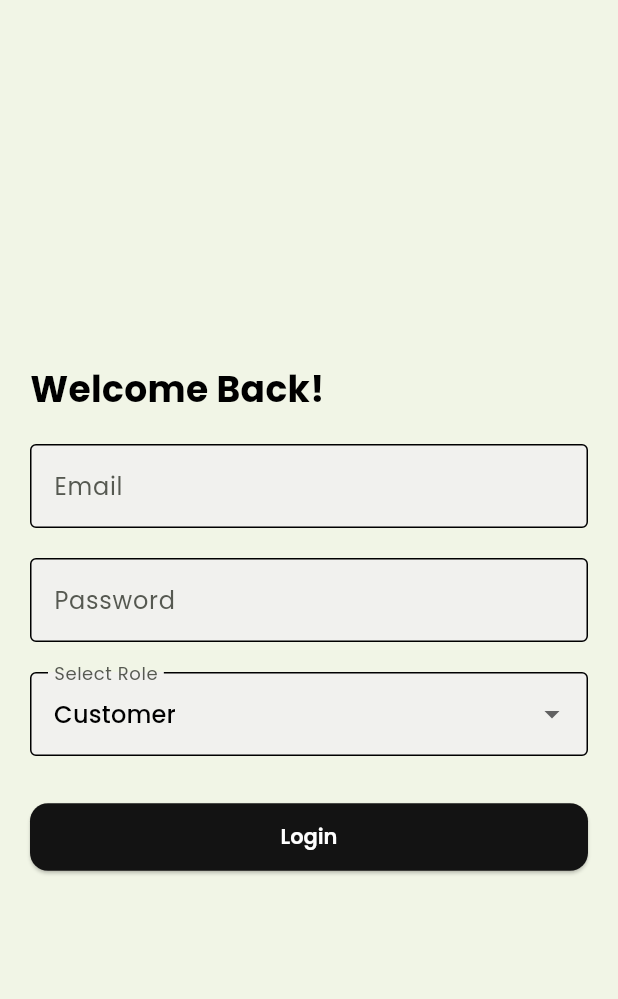
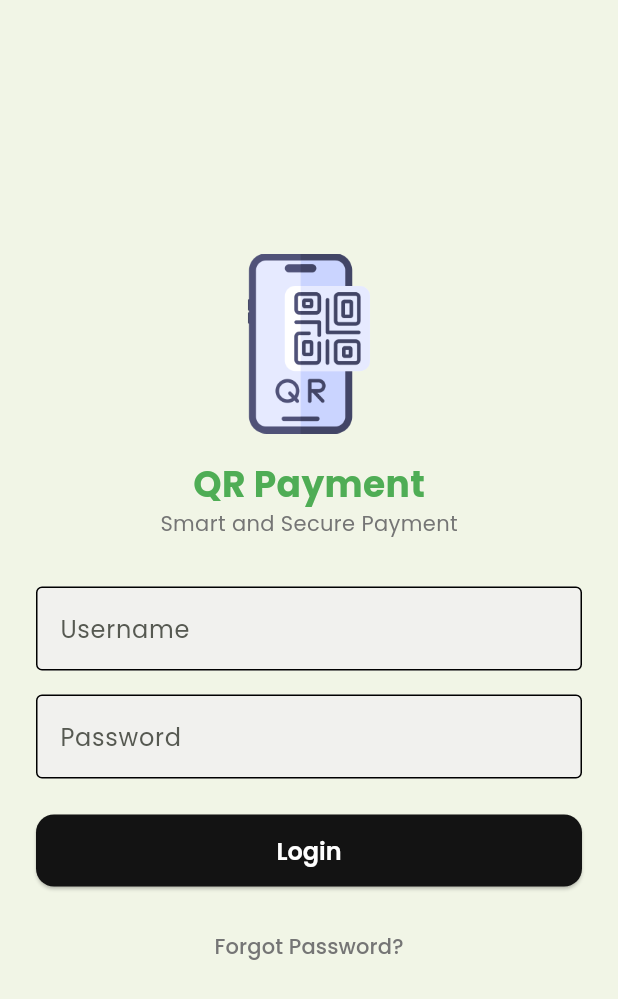
Before and after one commit to MayurVishwakarma/QrPaymentApp, a Flutter app: the LoginScreen screen opened by its route, on a phone screen of 412 x 824 dp. Shown: the top 999 px of the screen. Run offline on Flutter 3.47's test engine with Material 3 defaults, Android fonts, the light colour scheme and no system bars; our stand-ins replace google_fonts.

Commit message:
new changes

```diff
--- /dev/null
+++ b/lib/Screens/Consumer/CustomerPage.dart
@@ -0,0 +1,39 @@
+import 'package:flutter/material.dart';
+
+class CustomerScreen extends StatefulWidget {
+  const CustomerScreen({super.key});
+
+  @override
+  State<CustomerScreen> createState() => _CustomerScreenState();
+}
+
+class _CustomerScreenState extends State<CustomerScreen> {
+  @override
+  Widget build(BuildContext context) {
+    return Scaffold(
+      appBar: AppBar(
+        title: const Text('Customer Page'),
+        backgroundColor: const Color(0xFF4FAD55),
+      ),
+      body: Center(
+        child: Column(
+          mainAxisAlignment: MainAxisAlignment.center,
+          children: [
+            Image.asset('assets/images/qr-code.png', height: 120),
+            const SizedBox(height: 16),
+            const Text(
+              'Welcome to QR Payment',
+              style: TextStyle(fontSize: 24, fontWeight: FontWeight.bold),
+            ),
+            const SizedBox(height: 16),
+            const Text(
+              'Scan QR codes to make payments securely.',
+              style: TextStyle(fontSize: 16, color: Colors.grey),
+              textAlign: TextAlign.center,
+            ),
+          ],
+        ),
+      ),
+    );
+  }
+}
--- a/lib/Screens/LoginScreen.dart
+++ b/lib/Screens/LoginScreen.dart
@@ -9,75 +9,111 @@ class LoginScreen extends StatefulWidget {
 }
 
 class _LoginScreenState extends State<LoginScreen> {
-  final TextEditingController _emailController = TextEditingController();
-  final TextEditingController _passwordController = TextEditingController();
-  String _selectedRole = 'Customer';
-
-  final List<String> _roles = ['Admin', 'Customer', 'Counter Staff'];
-
+  TextEditingController userIdController = TextEditingController();
+  TextEditingController passwordController = TextEditingController();
+  final GlobalKey<FormState> _formKey = GlobalKey<FormState>();
+  bool isObscure = true;
   @override
   Widget build(BuildContext context) {
     return Scaffold(
-      body: Padding(
-        padding: const EdgeInsets.all(20.0),
+      // backgroundColor: Colors.white,
+      body: Center(
+        child: SingleChildScrollView(
+          padding: EdgeInsets.symmetric(horizontal: 24),
+          child: Form(
+            key: _formKey,
             child: Column(
-          crossAxisAlignment: CrossAxisAlignment.start,
               mainAxisAlignment: MainAxisAlignment.center,
               children: [
-            const Text(
-              'Welcome Back!',
-              style: TextStyle(fontSize: 24, fontWeight: FontWeight.bold),
-            ),
-            const SizedBox(height: 20),
-            TextField(
-              controller: _emailController,
-              decoration: const InputDecoration(
-                labelText: 'Email',
-                border: OutlineInputBorder(),
+                Image.asset('assets/images/qr-code.png', height: 120),
+                SizedBox(height: 16),
+                Text(
+                  'QR Payment',
+                  style: TextStyle(
+                    fontSize: 24,
+                    fontWeight: FontWeight.bold,
+                    color: Color(0xFF4FAD55),
                   ),
                 ),
-            const SizedBox(height: 20),
-            TextField(
-              controller: _passwordController,
-              obscureText: true,
-              decoration: const InputDecoration(
-                labelText: 'Password',
-                border: OutlineInputBorder(),
+                Text(
+                  'Smart and Secure Payment',
+                  style: TextStyle(fontSize: 14, color: Colors.grey[600]),
                 ),
+                SizedBox(height: 32),
+                _buildTextField(Icons.person, 'Username', userIdController),
+                SizedBox(height: 16),
+                _buildTextField(
+                  Icons.lock,
+                  'Password',
+                  passwordController,
+                  obscure: true,
                 ),
-            const SizedBox(height: 20),
-            DropdownButtonFormField<String>(
-              value: _selectedRole,
-              items:
-                  _roles
-                      .map(
-                        (role) =>
-                            DropdownMenuItem(value: role, child: Text(role)),
-                      )
-                      .toList(),
-              onChanged: (value) => setState(() => _selectedRole = value!),
-              decoration: const InputDecoration(
-                labelText: 'Select Role',
-                border: OutlineInputBorder(),
-              ),
-            ),
-            const SizedBox(height: 30),
+                SizedBox(height: 24),
                 SizedBox(
                   width: double.infinity,
                   child: ElevatedButton(
                     onPressed: _login,
-                child: const Text('Login'),
+                    // style: ElevatedButton.styleFrom(
+                    //   backgroundColor: Color(0xFF4FAD55),
+                    //   minimumSize: Size.fromHeight(50),
+                    //   shape: RoundedRectangleBorder(
+                    //     borderRadius: BorderRadius.circular(12),
+                    //   ),
+                    //   elevation: 4,
+                    // ),
+                    child: Text("Login", style: TextStyle(fontSize: 16)),
+                  ),
+                ),
+                SizedBox(height: 16),
+                TextButton(
+                  onPressed: () {
+                    Navigator.pushNamed(context, '/customer');
+                    // pushReplacementNamed(context, '/customer');
+                  },
+                  child: Text(
+                    "Forgot Password?",
+                    style: TextStyle(color: Colors.grey[600]),
                   ),
                 ),
               ],
             ),
           ),
+        ),
+      ),
+    );
+  }
+
+  Widget _buildTextField(
+    IconData icon,
+    String hint,
+    TextEditingController controller, {
+    bool obscure = false,
+  }) {
+    return TextField(
+      obscureText: obscure,
+      controller: controller,
+      decoration: InputDecoration(
+        labelText: hint,
+        filled: true,
+        border: OutlineInputBorder(),
+      ),
+      /* decoration: InputDecoration(
+        prefixIcon: Icon(icon, color: Colors.grey),
+        hintText: hint,
+        filled: true,
+        fillColor: Colors.grey[100],
+        contentPadding: EdgeInsets.symmetric(vertical: 18),
+        border: OutlineInputBorder(
+          borderRadius: BorderRadius.circular(12),
+          borderSide: BorderSide.none,
+        ),
+      ),*/
     );
   }
 
   void _login() {
-    final email = _emailController.text;
-    final password = _passwordController.text;
+    final email = userIdController.text;
+    final password = passwordController.text;
 
     if (email.isEmpty || password.isEmpty) {
       ScaffoldMessenger.of(
@@ -89,6 +125,6 @@ class _LoginScreenState extends State<LoginScreen> {
     // Here you can handle API call and navigate based on _selectedRole
     ScaffoldMessenger.of(
       context,
-    ).showSnackBar(SnackBar(content: Text('Logging in as $_selectedRole')));
+    ).showSnackBar(SnackBar(content: Text('Logging in as $email')));
   }
 }
--- a/lib/main.dart
+++ b/lib/main.dart
@@ -1,6 +1,7 @@
 // Entry point: main.dart
 import 'package:flutter/material.dart';
 import 'package:qrpayment/Core/Utils/ThemeManager.dart';
+import 'package:qrpayment/Screens/Consumer/CustomerPage.dart';
 import 'package:qrpayment/Screens/IntroScreen.dart';
 import 'package:qrpayment/Screens/LoginScreen.dart';
 
@@ -10,7 +11,6 @@ void main() {
 
 class MyApp extends StatelessWidget {
   const MyApp({super.key});
-
   @override
   Widget build(BuildContext context) {
     return MaterialApp(
@@ -20,7 +20,10 @@ class MyApp extends StatelessWidget {
       darkTheme: ThemeManager.darkTheme,
       themeMode: ThemeMode.system,
       home: const IntroScreen(),
-      routes: {'/login': (context) => const LoginScreen()},
+      routes: {
+        '/login': (context) => const LoginScreen(),
+        '/customer': (context) => const CustomerScreen(),
+      },
     );
   }
 }
```
Lines whose indentation alone changed are shown as unchanged.
